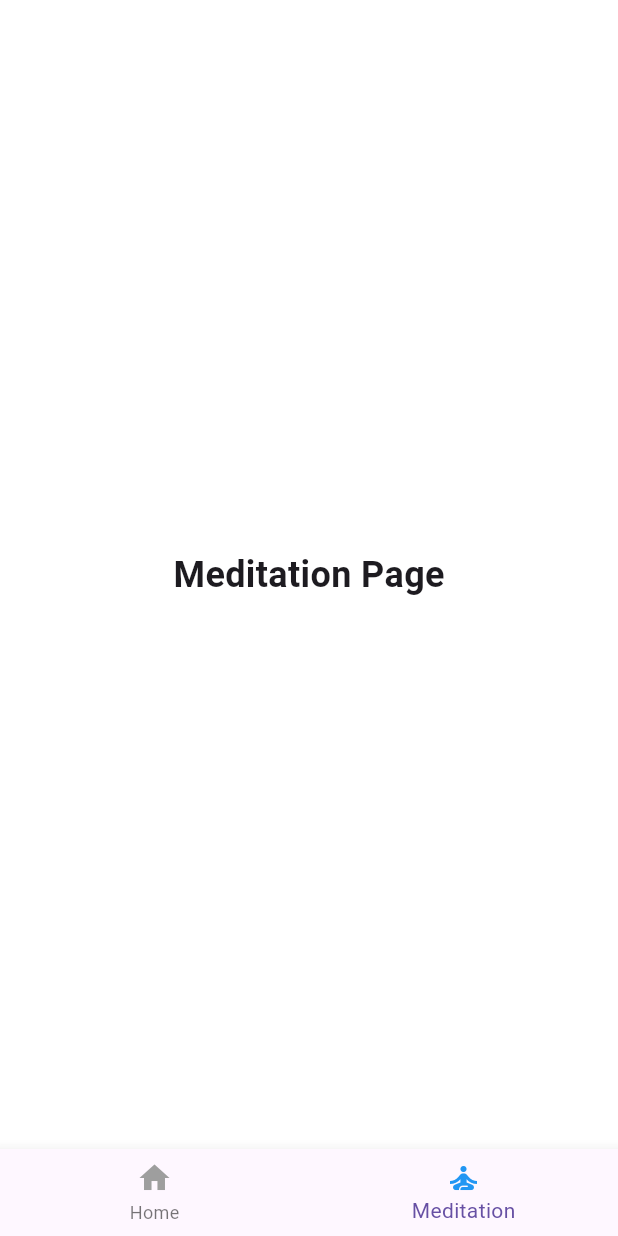
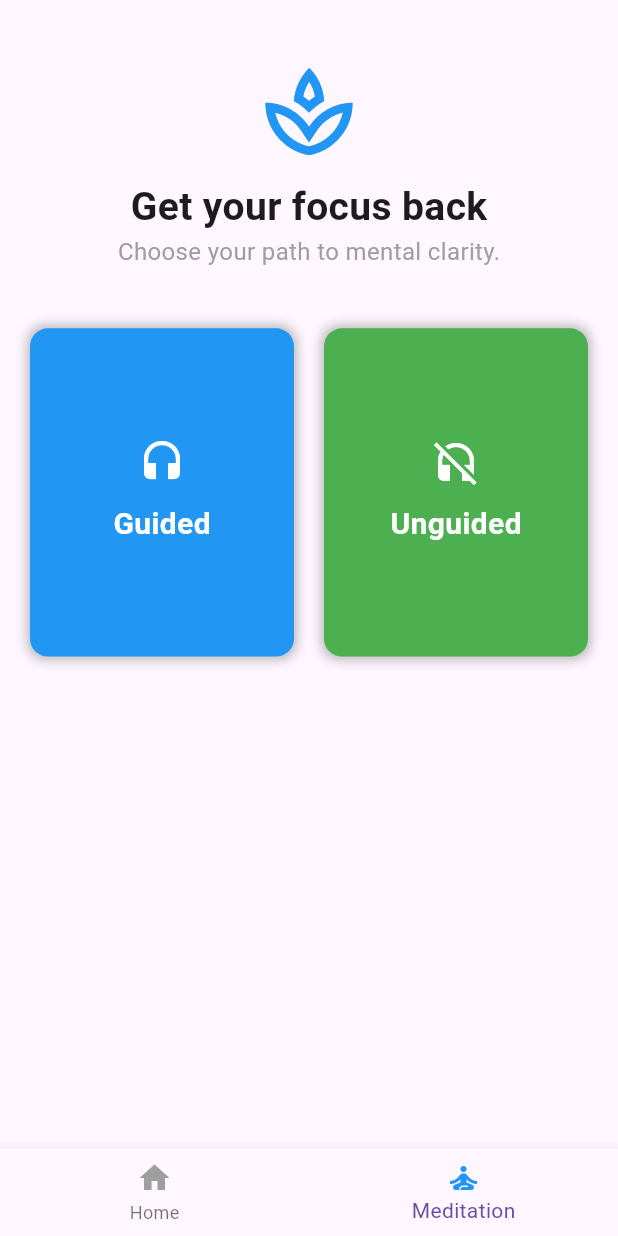
Before and after one commit to JoeRoganFake/Mental-Warrior-App, a Flutter app: the screen it shows after launch, item 2 of the bottom bar chosen, on a phone screen of 412 x 824 dp. Run offline on Flutter 3.47's test engine with Material 3 defaults, Android fonts, the phone set to English and light mode, and no system bars; our stand-ins replace sqflite; missing offline and left inert: workmanager; accounts and stored records are empty; Roboto replaces fonts that are missing (Poppins).

Commit message:
- Started working on the meditation page
 + Next Up : - Duration picker = pop up

```diff
--- a/lib/pages/home.dart
+++ b/lib/pages/home.dart
@@ -104,14 +104,12 @@ class _HomePageState extends State<HomePage> {
                 color: Colors.white,
               ),
             )
-          : null, // Add this line
+          : null,
       backgroundColor: Colors.white,
       body: MediaQuery.removePadding(
         context: context,
         removeTop: true,
-        child: _currentIndex == 0
-            ? _buildHomePage()
-            : MeditationPage(), // Add this line
+        child: _currentIndex == 0 ? _buildHomePage() : MeditationPage(),
       ),
       bottomNavigationBar: BottomNavigationBar(
         currentIndex: _currentIndex,
@@ -692,7 +690,7 @@ class _HomePageState extends State<HomePage> {
   Widget _completedTaskList() {
     return Padding(
       padding: const EdgeInsets.only(top: 20),
-      child: Container(
+      child: SizedBox(
         width: 200,
         child: FutureBuilder(
             future: _completedTaskService.getCompletedTasks(),
@@ -1163,9 +1161,9 @@ class _HomePageState extends State<HomePage> {
   }
 
   Future<dynamic> _showUpdateBookDialog(BuildContext context, Book book) {
-    final TextEditingController _currentPageController =
+    final TextEditingController currentPageController =
         TextEditingController(text: book.currentPage.toString());
-    final GlobalKey<FormState> _formKey = GlobalKey<FormState>();
+    final GlobalKey<FormState> formKey = GlobalKey<FormState>();
 
     return showDialog(
       context: context,
@@ -1180,7 +1178,7 @@ class _HomePageState extends State<HomePage> {
             style: const TextStyle(fontSize: 20, fontWeight: FontWeight.bold),
           ),
           content: Form(
-            key: _formKey,
+            key: formKey,
             child: Column(
               mainAxisSize: MainAxisSize.min,
               crossAxisAlignment: CrossAxisAlignment.center,
@@ -1198,7 +1196,7 @@ class _HomePageState extends State<HomePage> {
                     SizedBox(
                       width: 150,
                       child: TextFormField(
-                        controller: _currentPageController,
+                        controller: currentPageController,
                         keyboardType: TextInputType.number,
                         textAlign: TextAlign.center,
                         style: const TextStyle(fontSize: 18),
@@ -1257,10 +1255,10 @@ class _HomePageState extends State<HomePage> {
                 ),
                 ElevatedButton(
                   onPressed: () async {
-                    if (_formKey.currentState!.validate()) {
+                    if (formKey.currentState!.validate()) {
                       Future<bool> isDeleting =
                           _bookServiceLib.updateBookCurrentPage(
-                              book.id, int.parse(_currentPageController.text));
+                              book.id, int.parse(currentPageController.text));
 
                       setState(() {});
                       Navigator.pop(context);
--- a/lib/pages/meditation.dart
+++ b/lib/pages/meditation.dart
@@ -1,13 +1,173 @@
 import 'package:flutter/material.dart';
 
-class MeditationPage extends StatelessWidget {
+class MeditationPage extends StatefulWidget {
+  @override
+  _MeditationPageState createState() => _MeditationPageState();
+}
+
+class _MeditationPageState extends State<MeditationPage> {
+  String? selectedMode;
+  int? selectedDuration;
+
   @override
   Widget build(BuildContext context) {
-    return Center(
-      child: Text(
-        'Meditation Page',
-        style: TextStyle(fontSize: 24, fontWeight: FontWeight.bold),
+    return Scaffold(
+      body: Column(
+        children: [
+          Expanded(
+            flex: 2,
+            child: Column(
+              mainAxisAlignment: MainAxisAlignment.center,
+              children: [
+                Icon(Icons.spa_outlined, size: 70, color: Colors.blue),
+                SizedBox(height: 10),
+                Text(
+                  "Get your focus back",
+                  style: TextStyle(fontSize: 26, fontWeight: FontWeight.bold),
+                ),
+                Text(
+                  "Choose your path to mental clarity.",
+                  style: TextStyle(fontSize: 16, color: Colors.grey),
+                ),
+              ],
+            ),
+          ),
+
+          Expanded(
+            flex: 2,
+            child: Padding(
+              padding: const EdgeInsets.symmetric(horizontal: 20),
+              child: Row(
+                children: [
+                  Expanded(
+                      child: _buildModeButton(
+                          "Guided", Icons.headset, Colors.blue)),
+                  SizedBox(width: 20),
+                  Expanded(
+                      child: _buildModeButton(
+                          "Unguided", Icons.headset_off, Colors.green)),
+                ],
+              ),
+            ),
+          ),
+
+          // Duration Selection Section
+          Expanded(
+            flex: 3,
+            child: Column(
+              children: [
+                if (selectedMode != null) ...[
+                  Text(
+                    "How long would you like to grow today?",
+                    style: TextStyle(fontSize: 18, fontWeight: FontWeight.bold),
+                  ),
+                  SizedBox(height: 10),
+
+                  // Grid of Duration Options
+                  Padding(
+                    padding: const EdgeInsets.symmetric(horizontal: 30),
+                    child: Wrap(
+                      spacing: 12,
+                      runSpacing: 12,
+                      children: [5, 10, 15, 20, 30, 45, 60].map((minutes) {
+                        return _buildDurationButton(minutes);
+                      }).toList(),
+                    ),
+                  ),
+
+                  SizedBox(height: 20),
+
+                  // Start Button
+                  if (selectedDuration != null)
+                    ElevatedButton(
+                      onPressed: _startMeditation,
+                      child: Text("Start $selectedMode Meditation"),
+                      style: ElevatedButton.styleFrom(
+                        padding:
+                            EdgeInsets.symmetric(horizontal: 30, vertical: 12),
+                        textStyle: TextStyle(fontSize: 18),
+                      ),
+                    ),
+                ],
+              ],
+            ),
+          ),
+        ],
+      ),
+    );
+  }
+
+  /// Meditation Mode Button
+  Widget _buildModeButton(String title, IconData icon, Color color) {
+    return GestureDetector(
+      onTap: () => setState(() => selectedMode = title),
+      child: Container(
+        padding: EdgeInsets.symmetric(vertical: 30),
+        decoration: BoxDecoration(
+          color: selectedMode == title ? color.withOpacity(0.9) : color,
+          borderRadius: BorderRadius.circular(12),
+          boxShadow: [
+            BoxShadow(color: Colors.black26, blurRadius: 6, spreadRadius: 2),
+          ],
+        ),
+        child: Column(
+          mainAxisAlignment: MainAxisAlignment.center,
+          children: [
+            Icon(icon, color: Colors.white, size: 32),
+            SizedBox(height: 10),
+            Text(title,
+                style: TextStyle(
+                    fontSize: 20,
+                    fontWeight: FontWeight.bold,
+                    color: Colors.white)),
+          ],
+        ),
+      ),
+    );
+  }
+
+  /// Duration Button
+  Widget _buildDurationButton(int minutes) {
+    return ElevatedButton(
+      onPressed: () => setState(() => selectedDuration = minutes),
+      child: Text("$minutes min"),
+      style: ElevatedButton.styleFrom(
+        padding: EdgeInsets.symmetric(horizontal: 24, vertical: 12),
+        shape: RoundedRectangleBorder(borderRadius: BorderRadius.circular(8)),
+      ),
+    );
+  }
+
+  /// Start Meditation Function
+  void _startMeditation() {
+    Navigator.push(
+      context,
+      MaterialPageRoute(
+        builder: (context) => MeditationSessionPage(
+          mode: selectedMode!,
+          duration: selectedDuration!,
+        ),
       ),
     );
   }
 }
+
+/// Meditation Session Page (Placeholder)
+class MeditationSessionPage extends StatelessWidget {
+  final String mode;
+  final int duration;
+
+  MeditationSessionPage({required this.mode, required this.duration});
+
+  @override
+  Widget build(BuildContext context) {
+    return Scaffold(
+      appBar: AppBar(title: Text("$mode Meditation")),
+      body: Center(
+        child: Text(
+            "Meditating for $duration minutes...\n\nEmbrace the calm and clarity.",
+            style: TextStyle(fontSize: 22, fontWeight: FontWeight.bold)),
+      ),
+    );
+  }
+}
--- a/lib/services/database_services.dart
+++ b/lib/services/database_services.dart
@@ -281,10 +281,8 @@ class HabitService {
 
   Future<void> resetAllHabits() async {
     try {
-      ;
       final db = await DatabaseService.instance.database;
 
-      ;
       List<Map<String, dynamic>> habitList = await db.query(_habitTableName);
 
       if (habitList.isEmpty) {
--- a/lib/services/quote_service.dart
+++ b/lib/services/quote_service.dart
@@ -1,5 +1,3 @@
-import 'dart:math';
-
 class Quote {
   final String text;
   final String author;
```
Also changed, not shown: lib/utils/functions.dart (+6 -6 lines).
